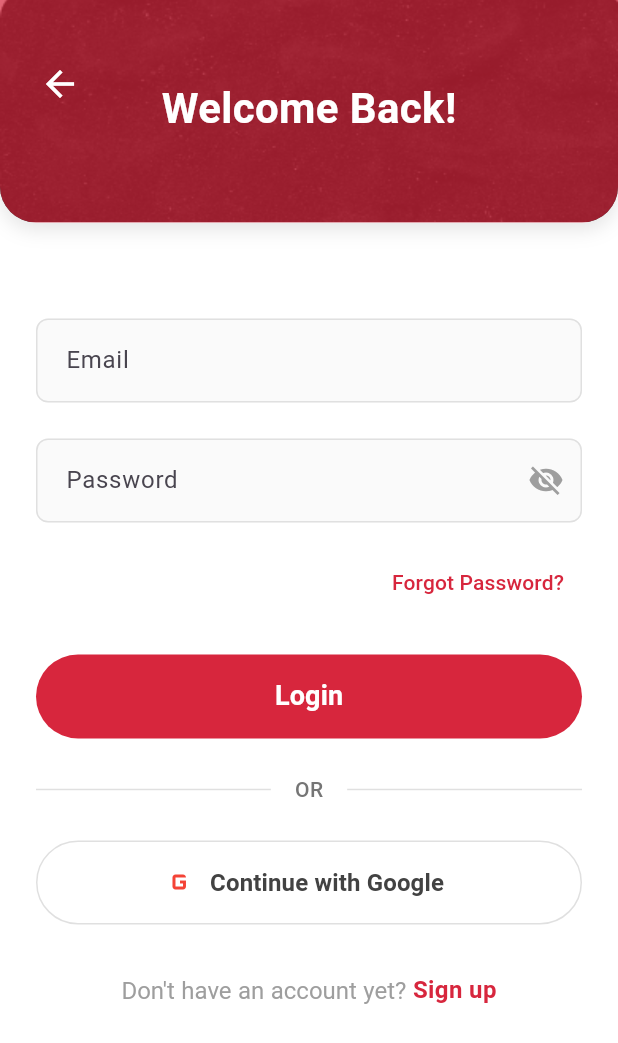
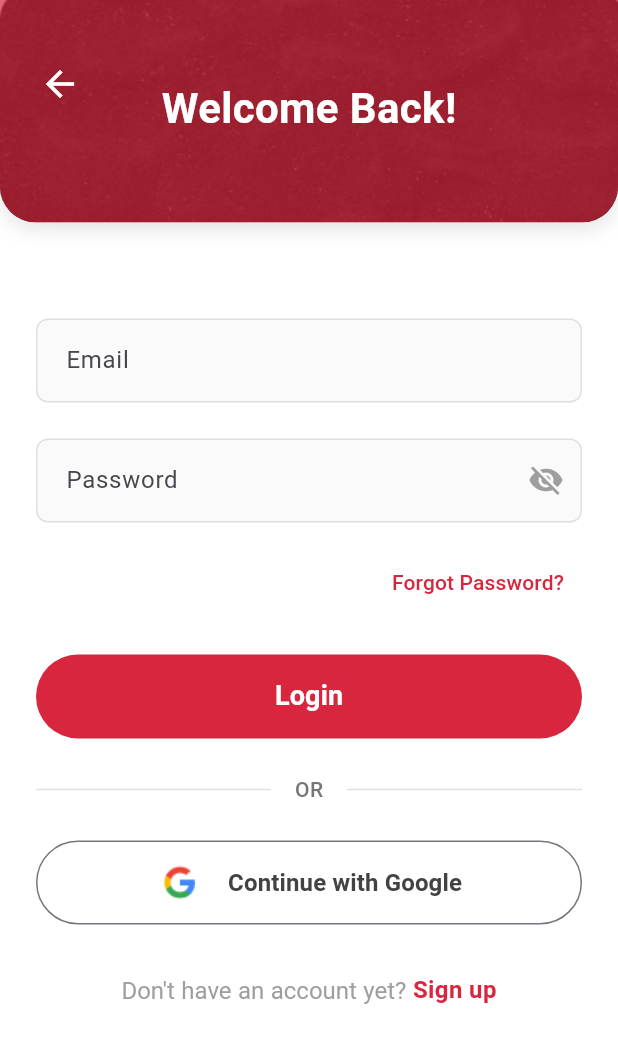
Before and after one commit to dianepretty/Blood_donation_app, a Flutter app: the HospitalAdminRegister screen opened by its route, after a tap on "Register", after a tap on "Login", on a phone screen of 412 x 824 dp. Shown: the top 1043 px of the screen. Run offline on Flutter 3.47's test engine with Material 3 defaults, Android fonts, the phone set to English and light mode, and no system bars; our stand-ins replace cloud_firestore, equatable, firebase_auth, firebase_core, flutter_bloc, google_fonts and 2 more; accounts and stored records are empty.

Commit message:
ft: resolve confilicts

```diff
--- a/lib/blocs/auth/event.dart
+++ b/lib/blocs/auth/event.dart
@@ -9,6 +9,8 @@ abstract class AuthEvent extends Equatable {
 }
 
 class AuthStarted extends AuthEvent {}
+
+class AuthGoogleSignInRequested extends AuthEvent {}
 
 class AuthSignUpRequested extends AuthEvent {
   final String fullName;
@@ -91,7 +93,7 @@ class AuthUpdateUserDataRequested extends AuthEvent {
 
 class AuthErrorCleared extends AuthEvent {}
 
-class AuthGoogleSignInRequested extends AuthEvent {}
+// class AuthGoogleSignInRequested extends AuthEvent {}
 
 class AuthEmailVerificationRequested extends AuthEvent {}
 
--- a/lib/models/user_model.dart
+++ b/lib/models/user_model.dart
@@ -8,6 +8,7 @@ class UserModel {
   final String role;
   final String imageUrl;
   final String bloodType;
+  final bool isProfileComplete;
   final String hospital;
   final DateTime createdAt;
   final DateTime updatedAt;
@@ -22,6 +23,7 @@ class UserModel {
     required this.role,
     required this.imageUrl,
     required this.bloodType,
+    this.isProfileComplete = false, // Default to false
     this.hospital = '', // Made optional with default empty string
     required this.createdAt,
     required this.updatedAt,
--- a/lib/screens/hospitalAdminRegister.dart
+++ b/lib/screens/hospitalAdminRegister.dart
@@ -389,57 +389,6 @@ class _HospitalAdminRegisterState extends State<HospitalAdminRegister> {
                     ),
                     const SizedBox(height: 24),
 
-                    // Divider
-                    Row(
-                      children: [
-                        Expanded(child: Divider(color: Colors.grey[300])),
-                        Padding(
-                          padding: const EdgeInsets.symmetric(horizontal: 16),
-                          child: Text(
-                            'OR',
-                            style: TextStyle(
-                              color: Colors.grey[600],
-                              fontSize: 14,
-                              fontWeight: FontWeight.w500,
-                            ),
-                          ),
-                        ),
-                        Expanded(child: Divider(color: Colors.grey[300])),
-                      ],
-                    ),
-
-                    const SizedBox(height: 24),
-
-                    // Google Sign-In Button
-                    SizedBox(
-                      width: double.infinity,
-                      height: 56,
-                      child: OutlinedButton.icon(
-                        onPressed: isLoading ? null : () {},
-                        style: OutlinedButton.styleFrom(
-                          side: BorderSide(color: Colors.grey[300]!),
-                          shape: RoundedRectangleBorder(
-                            borderRadius: BorderRadius.circular(28),
-                          ),
-                        ),
-                        icon: const Icon(
-                          Icons.g_mobiledata,
-                          size: 24,
-                          color: Colors.red,
-                        ),
-                        label: Text(
-                          'Sign up with Google',
-                          style: TextStyle(
-                            fontSize: 16,
-                            fontWeight: FontWeight.w600,
-                            color: Colors.grey[800],
-                          ),
-                        ),
-                      ),
-                    ),
-
-                    const SizedBox(height: 32),
-
                     // Sign Up Link
                     Center(
                       child: RichText(
--- a/lib/screens/login.dart
+++ b/lib/screens/login.dart
@@ -323,18 +323,24 @@ class _LoginPageState extends State<LoginPage> {
                             width: double.infinity,
                             height: 56,
                             child: OutlinedButton.icon(
-                              onPressed: isLoading ? null : _handleGoogleSignIn,
-                              style: OutlinedButton.styleFrom(
-                                side: BorderSide(color: Colors.grey[300]!),
-                                shape: RoundedRectangleBorder(
-                                  borderRadius: BorderRadius.circular(28),
-                                ),
-                              ),
-                              icon: const Icon(
-                                Icons.g_mobiledata,
-                                size: 24,
-                                color: Colors.red,
-                              ),
+                              onPressed:
+                                  isLoading
+                                      ? null
+                                      : () {
+                                        context.read<AuthBloc>().add(
+                                          AuthGoogleSignInRequested(),
+                                        );
+                                      },
+                              icon:
+                                  isLoading
+                                      ? const SizedBox(
+                                        width: 20,
+                                        height: 20,
+                                        child: CircularProgressIndicator(
+                                          strokeWidth: 2,
+                                        ),
+                                      )
+                                      : Image.asset("assets/images/google.png"),
                               label: Text(
                                 'Continue with Google',
                                 style: TextStyle(
```
Also changed, not shown: lib/blocs/auth/bloc.dart (+147 -50 lines), lib/pages/dashboard.dart (+0 -30 lines), lib/screens/volunteerRegister.dart (+0 -50 lines), lib/service/user_service.dart (+134 -44 lines), assets/images/google.png (added).
